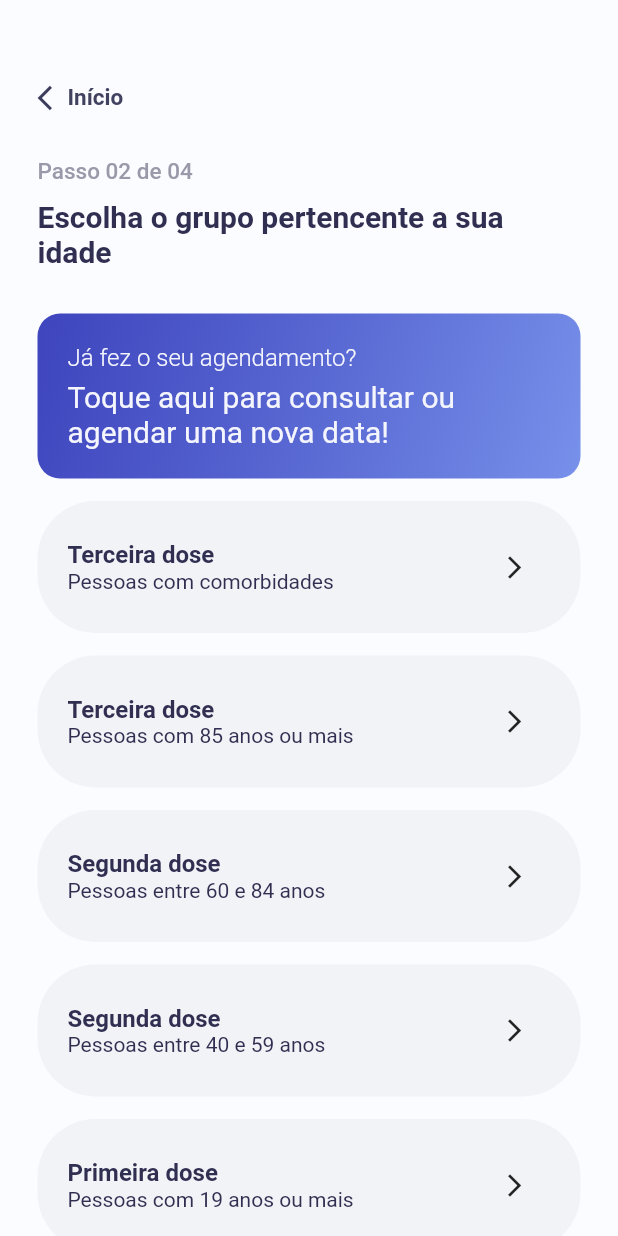
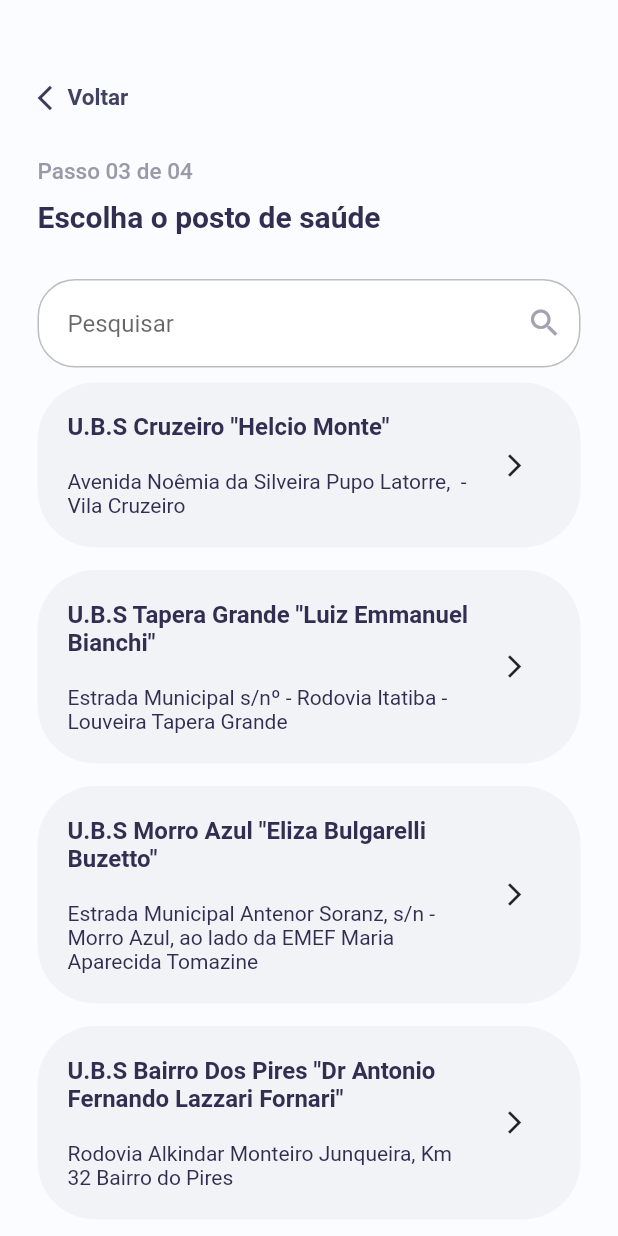
Before and after one commit to LeonCarraro/agendamento-vacina-flutter, a Flutter app: the GroupsPage screen opened directly, after a tap on the "arrow forward ios" icon, on a phone screen of 412 x 824 dp. Run offline on Flutter 3.47's test engine with Material 2 defaults, Android fonts, the phone set to English and light mode, and no system bars; our stand-ins replace brasil_fields.

Commit message:
criação da página de escolha dos postos de saúde

```diff
--- /dev/null
+++ b/json/health_post_data.json
@@ -0,0 +1,26 @@
+[
+    {
+        "title": "U.B.S Cruzeiro \"Helcio Monte\"",
+        "address": "Avenida Noêmia da Silveira Pupo Latorre,  - Vila Cruzeiro"
+    },
+    {
+        "title": "U.B.S Tapera Grande \"Luiz Emmanuel Bianchi\"",
+        "address": "Estrada Municipal s/nº - Rodovia Itatiba - Louveira Tapera Grande"
+    },
+    {
+        "title": "U.B.S Morro Azul \"Eliza Bulgarelli Buzetto\"",
+        "address": "Estrada Municipal Antenor Soranz, s/n - Morro Azul, ao lado da EMEF Maria Aparecida Tomazine"
+    },
+    {
+        "title": "U.B.S Bairro Dos Pires \"Dr Antonio Fernando Lazzari Fornari\"",
+        "address": "Rodovia Alkindar Monteiro Junqueira, Km 32 Bairro do Pires"
+    },
+    {
+        "title": "U.B.S  Pinhal  \"Katia Kibbi\"",
+        "address": "Alameda das Goiabeiras, 02 - Loteamento São Jorge - Pinhal"
+    },
+    {
+        "title": "U.B.S  Central \"Irma Padovani Camargo\"",
+        "address": "Rua Professor Brito nº 01 - Centro"
+    }
+]
--- a/lib/pages/groups_page.dart
+++ b/lib/pages/groups_page.dart
@@ -1,14 +1,15 @@
 import 'dart:convert';
 
+import 'package:agendamento_vacina/pages/health_posts_page.dart';
 import 'package:flutter/services.dart';
 import 'package:flutter/material.dart';
 
 import 'package:agendamento_vacina/utils/colors.dart';
+import 'package:agendamento_vacina/pages/home_page.dart';
 import 'package:agendamento_vacina/widgets/back.dart' as CustomWidget;
 import 'package:agendamento_vacina/widgets/step.dart' as CustomWidget;
 import 'package:agendamento_vacina/widgets/page_title.dart' as CustomWidget;
 import 'package:agendamento_vacina/widgets/group_card.dart' as CustomWidget;
-import 'package:agendamento_vacina/pages/home_page.dart';
 
 class GroupsPage extends StatefulWidget {
   GroupsPage({Key key}) : super(key: key);
@@ -80,7 +81,7 @@ class _GroupsPageState extends State<GroupsPage> {
                   ],
                 ),
               ),
-              SizedBox(height: 15,),
+              SizedBox(height: 10,),
               Column(
                 mainAxisSize: MainAxisSize.min,
                 children: [
@@ -96,6 +97,8 @@ class _GroupsPageState extends State<GroupsPage> {
                             return CustomWidget.GroupCard(
                               title: snapshot.data[index]["title"],
                               description: snapshot.data[index]["description"],
+                              extraLine: false,
+                              nextPage: HealthPostsPage(),
                             );
                           },
                         );
--- /dev/null
+++ b/lib/pages/health_posts_page.dart
@@ -0,0 +1,97 @@
+import 'dart:convert';
+
+import 'package:flutter/material.dart';
+import 'package:flutter/services.dart';
+
+import 'package:agendamento_vacina/utils/colors.dart';
+import 'package:agendamento_vacina/pages/groups_page.dart';
+import 'package:agendamento_vacina/utils/theme.dart';
+import 'package:agendamento_vacina/widgets/back.dart' as CustomWidget;
+import 'package:agendamento_vacina/widgets/step.dart' as CustomWidget;
+import 'package:agendamento_vacina/widgets/page_title.dart' as CustomWidget;
+import 'package:agendamento_vacina/widgets/group_card.dart' as CustomWidget;
+
+class HealthPostsPage extends StatefulWidget {
+  HealthPostsPage({Key key}) : super(key: key);
+
+  @override
+  _HealthPostsPageState createState() => _HealthPostsPageState();
+}
+
+class _HealthPostsPageState extends State<HealthPostsPage> {
+  Future findHealthPosts() async =>
+      await Future.delayed(Duration(seconds: 1), () async {
+        String response = await rootBundle.loadString('json/health_post_data.json');
+        return json.decode(response);
+      });
+
+  @override
+  Widget build(BuildContext context) {
+    return Scaffold(
+      backgroundColor: AppColor.homePageBackground,
+      body: SingleChildScrollView(
+        child: Container(
+          padding: EdgeInsets.only(top: 25, left: 25, right: 25,),
+          child: Column(
+            children: [
+              SizedBox(height: 30,),
+              CustomWidget.Back(title: "Voltar", onTap: () => {
+                Navigator.of(context).push(MaterialPageRoute(builder: (context) => GroupsPage()))
+              }),
+              SizedBox(height: 30,),
+              CustomWidget.Step(title: "Passo 03 de 04"),
+              SizedBox(height: 10,),
+              CustomWidget.PageTitle(title: "Escolha o posto de saúde"),
+              SizedBox(height: 30,),
+              Container(
+                child: TextFormField(
+                  onChanged: (String value) => {
+                    print('pesquisou por ' + value)
+                  },
+                  decoration: AppTheme().textInputSearchDecoration('Pesquisar'),
+                  keyboardType: TextInputType.name,
+                  textCapitalization: TextCapitalization.words,
+                ),
+              ),
+              SizedBox(height: 10,),
+              Column(
+                mainAxisSize: MainAxisSize.min,
+                children: [
+                  FutureBuilder(
+                    future: findHealthPosts(),
+                    builder: (context, snapshot) {
+                      if (snapshot.hasData) {
+                        return ListView.builder(
+                          shrinkWrap: true,
+                          physics: NeverScrollableScrollPhysics(),
+                          itemCount: snapshot.data.length,
+                          itemBuilder: (_, index) {
+                            return CustomWidget.GroupCard(
+                              title: snapshot.data[index]["title"],
+                              description: snapshot.data[index]["address"],
+                              extraLine: true,
+                              nextPage: null,
+                            );
+                          },
+                        );
+                      } else {
+                        return Column(
+                          children: [
+                            SizedBox(height: 50,),
+                            Center(
+                              child: CircularProgressIndicator()
+                            )
+                          ]
+                        );
+                      }
+                    }
+                  ),
+                ]
+              ),
+            ],
+          ),
+        ),
+      ),
+    );
+  }
+}
--- a/lib/pages/signup_page.dart
+++ b/lib/pages/signup_page.dart
@@ -1,4 +1,3 @@
-import 'package:agendamento_vacina/utils/regex.dart';
 import 'package:flutter/material.dart';
 import 'package:flutter/services.dart';
 
@@ -6,11 +5,12 @@ import 'package:brasil_fields/brasil_fields.dart';
 
 import 'package:agendamento_vacina/utils/colors.dart';
 import 'package:agendamento_vacina/utils/theme.dart';
+import 'package:agendamento_vacina/utils/regex.dart';
+import 'package:agendamento_vacina/pages/home_page.dart';
+import 'package:agendamento_vacina/pages/groups_page.dart';
 import 'package:agendamento_vacina/widgets/back.dart' as CustomWidget;
 import 'package:agendamento_vacina/widgets/step.dart' as CustomWidget;
 import 'package:agendamento_vacina/widgets/page_title.dart' as CustomWidget;
-import 'package:agendamento_vacina/pages/home_page.dart';
-import 'package:agendamento_vacina/pages/groups_page.dart';
 
 class SignupPage extends StatefulWidget {
   SignupPage({Key key}) : super(key: key);
@@ -73,8 +73,23 @@ class _SignupPageState extends State<SignupPage> {
               SizedBox(height: 20,),
               Container(
                 child: TextFormField(
+                  decoration: AppTheme().textInputDecoration("Data de nascimento"),
+                  keyboardType: TextInputType.number,
+                  inputFormatters: [
+                    FilteringTextInputFormatter.digitsOnly,
+                    DataInputFormatter(),
+                  ],
+                ),
+              ),
+              SizedBox(height: 20,),
+              Container(
+                child: TextFormField(
                   decoration: AppTheme().textInputDecoration("Celular"),
                   keyboardType: TextInputType.phone,
+                  inputFormatters: [
+                    FilteringTextInputFormatter.digitsOnly,
+                    TelefoneInputFormatter(),
+                  ],
                   validator: (val) {
                     if((val.isNotEmpty) && !RegExp(AppRegex.phone).hasMatch(val)){
                       return "Digite um numero de celular valido!";
@@ -132,6 +147,7 @@ class _SignupPageState extends State<SignupPage> {
                   }
                 ),
               ),
+              SizedBox(height: 20,),
             ],
           ),
         ),
--- a/lib/utils/theme.dart
+++ b/lib/utils/theme.dart
@@ -3,13 +3,27 @@ import 'package:flutter/material.dart';
 import 'package:agendamento_vacina/utils/colors.dart';
 
 class AppTheme {
-  InputDecoration textInputDecoration([String lableText=""]){
+  InputDecoration textInputDecoration([String hintText = ""]){
     return InputDecoration(
-      labelText: lableText,
+      hintText: hintText,
       fillColor: Colors.white,
       filled: true,
       contentPadding: EdgeInsets.fromLTRB(20, 20, 20, 20),
-      focusedBorder: OutlineInputBorder(borderRadius: BorderRadius.circular(25.0), borderSide: BorderSide(color: Colors.grey)),
+      focusedBorder: OutlineInputBorder(borderRadius: BorderRadius.circular(25.0), borderSide: BorderSide(color: AppColor.gradientFirst, width: 2.0)),
+      enabledBorder: OutlineInputBorder(borderRadius: BorderRadius.circular(25.0), borderSide: BorderSide(color: Colors.grey.shade400)),
+      errorBorder: OutlineInputBorder(borderRadius: BorderRadius.circular(25.0), borderSide: BorderSide(color: Colors.red, width: 2.0)),
+      focusedErrorBorder: OutlineInputBorder(borderRadius: BorderRadius.circular(25.0), borderSide: BorderSide(color: Colors.red, width: 2.0)),
+    );
+  }
+
+  InputDecoration textInputSearchDecoration([String hintText = ""]){
+    return InputDecoration(
+      suffixIcon: Icon(Icons.search, color: AppColor.homePagePlanColor,),
+      hintText: hintText,
+      fillColor: Colors.white,
+      filled: true,
+      contentPadding: EdgeInsets.fromLTRB(20, 20, 20, 20),
+      focusedBorder: OutlineInputBorder(borderRadius: BorderRadius.circular(25.0), borderSide: BorderSide(color: AppColor.gradientFirst, width: 2.0)),
       enabledBorder: OutlineInputBorder(borderRadius: BorderRadius.circular(25.0), borderSide: BorderSide(color: Colors.grey.shade400)),
       errorBorder: OutlineInputBorder(borderRadius: BorderRadius.circular(25.0), borderSide: BorderSide(color: Colors.red, width: 2.0)),
       focusedErrorBorder: OutlineInputBorder(borderRadius: BorderRadius.circular(25.0), borderSide: BorderSide(color: Colors.red, width: 2.0)),
--- a/lib/widgets/group_card.dart
+++ b/lib/widgets/group_card.dart
@@ -5,11 +5,15 @@ import 'package:agendamento_vacina/utils/colors.dart';
 class GroupCard extends StatelessWidget {
   final String title;
   final String description;
+  final bool extraLine;
+  final StatefulWidget nextPage;
 
   const GroupCard({
     Key key,
     @required this.title,
     @required this.description,
+    @required this.extraLine,
+    @required this.nextPage
   }) : super(key: key);
 
   @override
@@ -23,7 +27,29 @@ class GroupCard extends StatelessWidget {
       ),
       child: Row(
         children: [
-          RichText(
+          if (extraLine) Flexible(
+            child: RichText(
+              text: TextSpan(
+                children: [
+                  TextSpan(
+                    text: "$title\n\n",
+                    style: TextStyle(
+                      fontSize: 16,
+                      color: AppColor.homePageTitle,
+                      fontWeight: FontWeight.bold,
+                    ),
+                  ),
+                  TextSpan(
+                    text: "$description",
+                    style: TextStyle(
+                      color: AppColor.homePageTitle,
+                    ),
+                  )
+                ]
+              )
+            ),
+          ),
+          if (!extraLine) RichText(
             text: TextSpan(
               children: [
                 TextSpan(
@@ -43,14 +69,14 @@ class GroupCard extends StatelessWidget {
               ]
             )
           ),
-          Spacer(),
+          if (!extraLine) Spacer(),
           IconButton(
             icon: Icon(
               Icons.arrow_forward_ios,
               size: 18,
             ),
             onPressed: () => {
-              print('Escolheu um grupo de idade')
+              Navigator.of(context).push(MaterialPageRoute(builder: (context) => nextPage))
             },
           )
         ],
```
